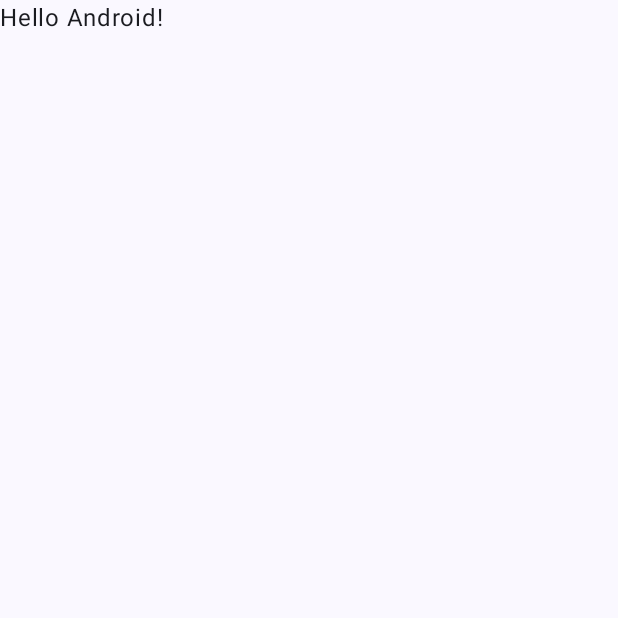
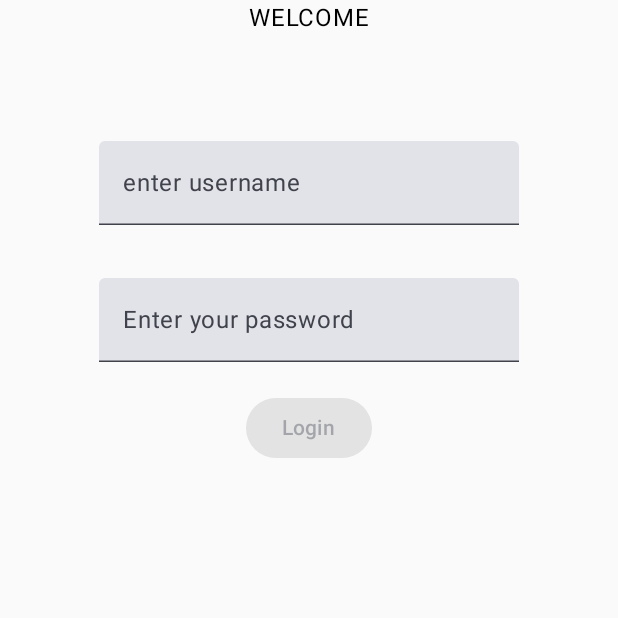
Before and after one commit to kurdoshali/AndroidStudioNewsApp, an Android app built with Jetpack Compose: the screen it shows after launch (MainActivity), on a phone screen of 412 x 824 dp, the top half of it. Before the commit the part shown is almost empty. Run offline under Robolectric (Android 15) with nearby library versions, the phone set to English and light mode, and no system bars.

Commit message:
login and home screen and sources screen created, the 2 former completed ui for checkin 1.

```diff
--- a/app/build.gradle.kts
+++ b/app/build.gradle.kts
@@ -49,6 +49,11 @@ dependencies {
     implementation(libs.androidx.ui.graphics)
     implementation(libs.androidx.ui.tooling.preview)
     implementation(libs.androidx.material3)
+    implementation(libs.ui.graphics)
+    implementation(libs.androidx.appcompat)
+    implementation(libs.material)
+    implementation(libs.androidx.activity)
+    implementation(libs.androidx.constraintlayout)
     testImplementation(libs.junit)
     androidTestImplementation(libs.androidx.junit)
     androidTestImplementation(libs.androidx.espresso.core)
--- a/app/src/main/java/com/example/project1newsapp/MainActivity.kt
+++ b/app/src/main/java/com/example/project1newsapp/MainActivity.kt
@@ -1,16 +1,33 @@
 package com.example.project1newsapp
 
+import android.content.Context
+import android.content.Intent
 import android.os.Bundle
 import androidx.activity.ComponentActivity
 import androidx.activity.compose.setContent
 import androidx.activity.enableEdgeToEdge
+import androidx.compose.foundation.layout.Arrangement
+import androidx.compose.foundation.layout.Column
+import androidx.compose.foundation.layout.Spacer
 import androidx.compose.foundation.layout.fillMaxSize
+import androidx.compose.foundation.layout.height
 import androidx.compose.foundation.layout.padding
+import androidx.compose.material3.Button
 import androidx.compose.material3.Scaffold
 import androidx.compose.material3.Text
+import androidx.compose.material3.TextField
 import androidx.compose.runtime.Composable
+import androidx.compose.runtime.getValue
+import androidx.compose.runtime.mutableStateOf
+import androidx.compose.runtime.remember
+import androidx.compose.runtime.setValue
+import androidx.compose.ui.Alignment
 import androidx.compose.ui.Modifier
+import androidx.compose.ui.platform.LocalContext
+import androidx.compose.ui.text.input.PasswordVisualTransformation
 import androidx.compose.ui.tooling.preview.Preview
+import androidx.compose.ui.unit.dp
+import androidx.core.content.edit
 import com.example.project1newsapp.ui.theme.Project1NewsAppTheme
 
 class MainActivity : ComponentActivity() {
@@ -19,17 +36,81 @@ class MainActivity : ComponentActivity() {
         enableEdgeToEdge()
         setContent {
             Project1NewsAppTheme {
-                Scaffold(modifier = Modifier.fillMaxSize()) { innerPadding ->
-                    Greeting(
-                        name = "Android",
-                        modifier = Modifier.padding(innerPadding)
-                    )
-                }
+                LoginApp(
+                    modifier = Modifier.fillMaxSize()
+                )
             }
         }
     }
 }
 
+@Composable
+fun LoginApp(modifier: Modifier = Modifier) {
+//    var username by remember { mutableStateOf("") }
+    var password by remember { mutableStateOf("") }
+    var loginBtnState by remember {mutableStateOf(false)}
+    val context= LocalContext.current
+
+    val prefs = remember { context.getSharedPreferences("my_prefs", Context.MODE_PRIVATE) }
+
+    var username by remember {
+        mutableStateOf(prefs.getString("username", "") ?: "Enter Username")
+    }
+
+
+    Column(
+        modifier = Modifier.fillMaxSize(),
+        verticalArrangement = Arrangement.Top,
+        horizontalAlignment = Alignment.CenterHorizontally
+
+    ) {
+        Text(text = "WELCOME")
+        Spacer(Modifier.height(70.dp))
+
+        //username
+//        OutlinedTextField(
+//            value = username,
+//            onValueChange = { username = it },
+//            label = { Text("Enter your name") },
+//
+//            singleLine = true,
+////                modifier = Modifier.fillMaxWidth()
+//        )
+        TextField(
+            value = username,
+            onValueChange = {newText ->username=newText},
+
+            placeholder = {Text( "enter username")},
+            singleLine = true
+
+        )
+        Spacer(Modifier.height(35.dp))
+        //password
+        TextField(
+            value = password,
+            onValueChange = { password = it },
+            label = { Text("Enter your password") },
+            visualTransformation = PasswordVisualTransformation(),
+            singleLine = true,
+//                modifier = Modifier.fillMaxWidth()
+        )
+        //button
+        Spacer((Modifier.height(20.dp)))
+        Button(onClick = {
+//            prefs.edit{putString("username", username)}
+            val intent = Intent(context, HomeScreen::class.java)
+            context.startActivity(intent)
+        }, enabled = checkUsernamePassword(username, password) )
+        {Text("Login") }
+
+    }
+
+}
+
+fun checkUsernamePassword(username: String, password: String): Boolean {
+
+    return username.length >=5 && password.length >=8 && !username.contains(' ') && !password.contains(' ')
+}
 @Composable
 fun Greeting(name: String, modifier: Modifier = Modifier) {
     Text(
@@ -42,6 +123,8 @@ fun Greeting(name: String, modifier: Modifier = Modifier) {
 @Composable
 fun GreetingPreview() {
     Project1NewsAppTheme {
-        Greeting("Android")
+        LoginApp(
+            modifier = Modifier.fillMaxSize()
+        )
     }
 }
--- a/app/src/main/res/values/strings.xml
+++ b/app/src/main/res/values/strings.xml
@@ -1,3 +1,5 @@
 <resources>
     <string name="app_name">Project1NewsApp</string>
+    <string name="title_activity_home_screen">HomeScreen</string>
+    <string name="title_activity_sources_screen">SourcesScreen</string>
 </resources>
```
Also changed, not shown: app/src/main/AndroidManifest.xml (+10 -0 lines), app/src/main/java/com/example/project1newsapp/HomeScreen.kt (added, +162 -0 lines), app/src/main/java/com/example/project1newsapp/SourcesScreen.kt (added, +46 -0 lines), app/src/main/res/layout/activity_sources_screen.xml (added, +10 -0 lines), gradle/libs.versions.toml (+10 -0 lines).
